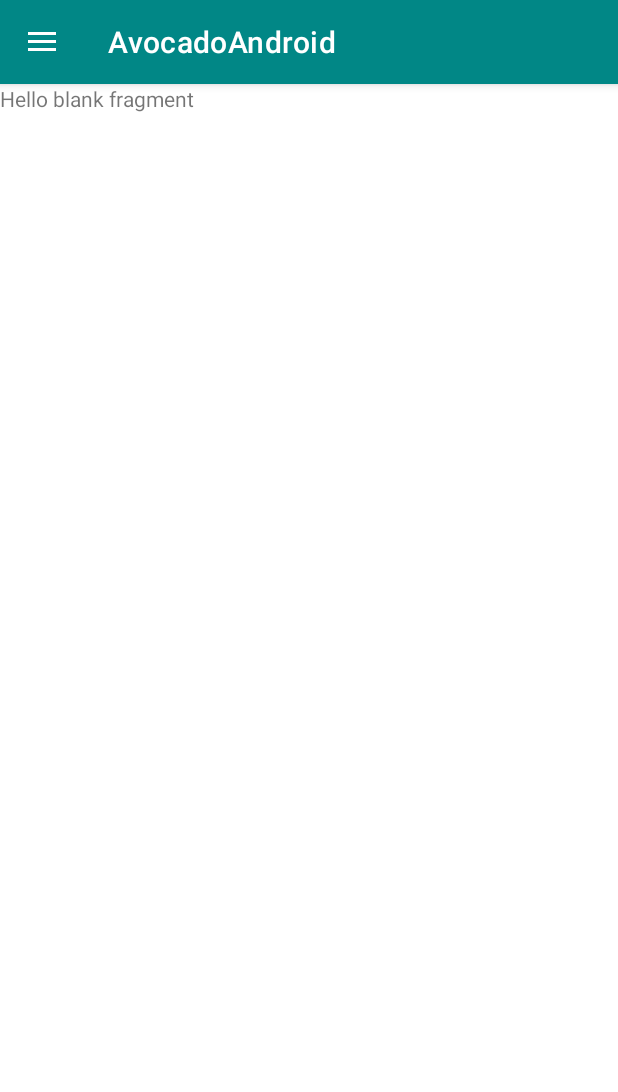
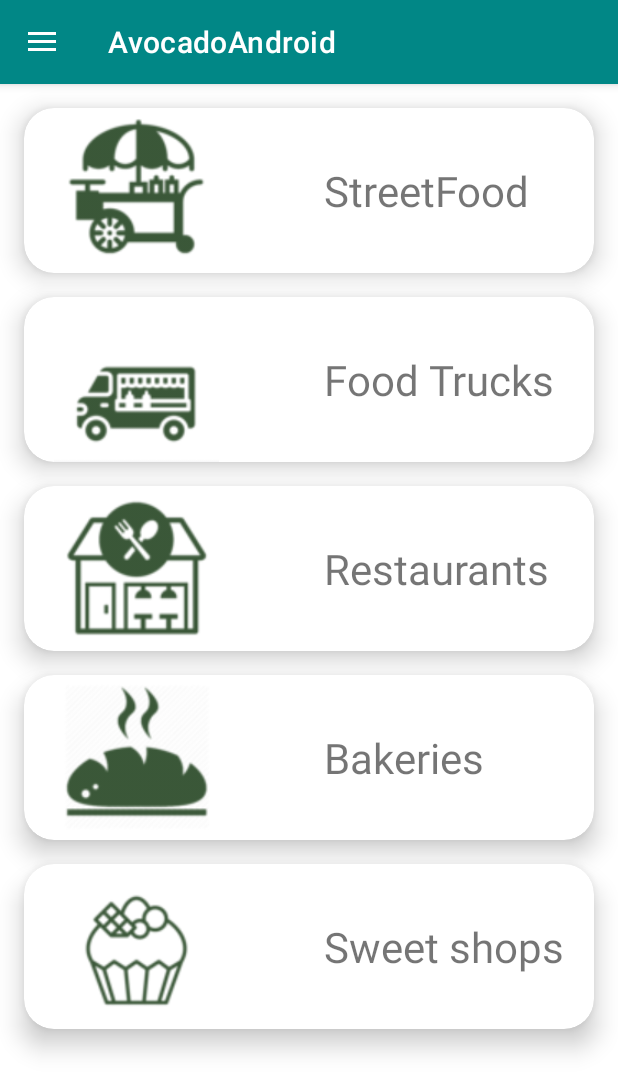
Before and after one commit to AbdelhameedHassouneh/Zaytoon, an Android app: the fragment LookFroCalorieAndNutFragment placed in its activity, on a phone screen of 412 x 824 dp. Shown: the top 1092 px of the screen. Run offline under Robolectric (Android 15) with nearby library versions, the phone set to English and light mode, and no system bars; our stand-ins replace RxJava, data binding.

Commit message:
finishing the list items

```diff
--- a/Android/app/build.gradle
+++ b/Android/app/build.gradle
@@ -69,4 +69,6 @@ dependencies {
     implementation "androidx.viewpager2:viewpager2:1.0.0"
     implementation 'me.relex:circleindicator:2.1.6'
 
+    implementation 'com.github.bumptech.glide:glide:4.12.0'
+
 }
--- a/Android/app/src/main/java/com/example/avocadoandroid/di/apis/UserApi.kt
+++ b/Android/app/src/main/java/com/example/avocadoandroid/di/apis/UserApi.kt
@@ -18,6 +18,6 @@ interface UserApi {
     @PUT("edit")
     fun editProfile(@Body user:User):Observable<User>
 
-    @HTTP(path = "caloric_needs", method = "GET", hasBody = true)
+    @POST("caloric_needs")
     fun calcualteCaloricNeeds(@Body caloriesDTO: CaloriesDTO):Observable<CaloricNeedsResponse>
 }
--- a/Android/app/src/main/java/com/example/avocadoandroid/entities/ClosableClass.kt
+++ /dev/null
@@ -1,3 +0,0 @@
-package com.example.avocadoandroid.entities
-
-class ClosableClass (val image:Int, val text:String)
--- /dev/null
+++ b/Android/app/src/main/java/com/example/avocadoandroid/entities/DataHolder.kt
@@ -0,0 +1,3 @@
+package com.example.avocadoandroid.entities
+
+class DataHolder (val image:Int, val text:String)
--- a/Android/app/src/main/java/com/example/avocadoandroid/fragments/LookFroCalorieAndNutFragment.kt
+++ b/Android/app/src/main/java/com/example/avocadoandroid/fragments/LookFroCalorieAndNutFragment.kt
@@ -10,6 +10,7 @@ import androidx.lifecycle.ViewModelProviders
 import com.example.avocadoandroid.R
 import com.example.avocadoandroid.databinding.FragmentEditBinding
 import com.example.avocadoandroid.databinding.FragmentLookFroCalorieAndNutBinding
+import com.example.avocadoandroid.entities.DataHolder
 import com.example.avocadoandroid.models.UserSharedViewModel
 
 
@@ -29,6 +30,27 @@ class LookFroCalorieAndNutFragment : Fragment(R.layout.fragment_look_fro_calorie
         savedInstanceState: Bundle?
     ): View? {
         binding = DataBindingUtil.inflate(inflater, R.layout.fragment_look_fro_calorie_and_nut, container, false)
+
+        binding.streetFoodLay.titleTextView.text= "StreetFood"
+        binding.streetFoodLay.catImageView.setImageResource(R.drawable.street_foods)
+
+        binding.foodTrucksLay.titleTextView.text = "Food Trucks"
+        binding.foodTrucksLay.catImageView.setImageResource(R.drawable.food_trucks)
+
+        binding.restaurantsLay.titleTextView.text = "Restaurants"
+        binding.restaurantsLay.catImageView.setImageResource(R.drawable.resturants)
+
+        binding.bakeriesLay.titleTextView.text = "Bakeries"
+        binding.bakeriesLay.catImageView.setImageResource(R.drawable.bakeries)
+
+
+        binding.sweetShopsLay.titleTextView.text = "Sweet shops"
+        binding.sweetShopsLay.catImageView.setImageResource(R.drawable.sweets)
+
         return binding.root
     }
+
+    override fun onViewCreated(view: View, savedInstanceState: Bundle?) {
+        super.onViewCreated(view, savedInstanceState)
+    }
 }
--- a/Android/app/src/main/java/com/example/avocadoandroid/models/UserSharedViewModel.kt
+++ b/Android/app/src/main/java/com/example/avocadoandroid/models/UserSharedViewModel.kt
@@ -4,6 +4,7 @@ import android.util.Log
 import androidx.lifecycle.LiveData
 import androidx.lifecycle.MutableLiveData
 import androidx.lifecycle.ViewModel
+import com.example.avocadoandroid.SingleLiveEvent
 import com.example.avocadoandroid.di.managers.UserManager
 import com.example.avocadoandroid.entities.CaloricNeedsResponse
 import com.example.avocadoandroid.entities.CaloriesDTO
@@ -24,6 +25,9 @@ class UserSharedViewModel : ViewModel() {
 
     private val _userToEditLiveData = MutableLiveData<User>()
     val userToEditLiveData: LiveData<User> get() = _userToEditLiveData
+
+    private val _caloricNeeds = SingleLiveEvent<Double>()
+    val caloricNeeds :LiveData<Double> get() = _caloricNeeds
 
     fun setUser(user: User) {
         _userLiveData.postValue(user)
@@ -73,6 +77,7 @@ class UserSharedViewModel : ViewModel() {
 
             override fun onNext(t: CaloricNeedsResponse) {
                 Log.d(TAG, "onNext in the sign up: $t")
+                _caloricNeeds.postValue(t.caloricNeeds)
             }
 
             override fun onError(e: Throwable) {
@@ -82,6 +87,6 @@ class UserSharedViewModel : ViewModel() {
             override fun onComplete() {
             }
         }
-
+        observable.subscribe(observer)
     }
 }
--- a/Android/app/src/main/res/layout/fragment_look_fro_calorie_and_nut.xml
+++ b/Android/app/src/main/res/layout/fragment_look_fro_calorie_and_nut.xml
@@ -6,16 +6,34 @@
 
     </data>
 
-    <FrameLayout
+
+    <LinearLayout
         android:layout_width="match_parent"
         android:layout_height="match_parent"
+        android:orientation="vertical"
         tools:context=".fragments.LookFroCalorieAndNutFragment">
 
-        <!-- TODO: Update blank fragment layout -->
-        <TextView
-            android:layout_width="match_parent"
-            android:layout_height="match_parent"
-            android:text="@string/hello_blank_fragment" />
+        <include
+            android:id="@+id/street_food_lay"
+            layout="@layout/zaytoon_item_layout"></include>
 
-    </FrameLayout>
+        <include
+            android:id="@+id/food_trucks_lay"
+            layout="@layout/zaytoon_item_layout"></include>
+
+        <include
+            android:id="@+id/restaurants_lay"
+            layout="@layout/zaytoon_item_layout"></include>
+
+        <include
+            android:id="@+id/bakeries_lay"
+            layout="@layout/zaytoon_item_layout"></include>
+
+        <include
+            android:id="@+id/sweet_shops_lay"
+            layout="@layout/zaytoon_item_layout"></include>
+
+
+    </LinearLayout>
+
 </layout>
--- a/Android/app/src/main/res/layout/zaytoon_item_layout.xml
+++ b/Android/app/src/main/res/layout/zaytoon_item_layout.xml
@@ -1,21 +1,41 @@
 <?xml version="1.0" encoding="utf-8"?>
-<LinearLayout xmlns:android="http://schemas.android.com/apk/res/android"
+<layout xmlns:android="http://schemas.android.com/apk/res/android"
+    xmlns:app="http://schemas.android.com/apk/res-auto"
+    xmlns:tools="http://schemas.android.com/tools">
+
+    <com.google.android.material.card.MaterialCardView
+        android:layout_marginLeft="16dp"
+        android:layout_marginRight="16dp"
+        android:layout_marginTop="16dp"
+        app:cardCornerRadius="20dp"
+        app:cardBackgroundColor="@color/white"
+        app:cardElevation="10dp"
+        app:cardMaxElevation="12dp"
+        app:cardPreventCornerOverlap="true"
         android:layout_width="match_parent"
-    android:orientation="horizontal"
+        android:layout_height="110dp">
+
+        <LinearLayout
+            android:layout_width="match_parent"
+            android:layout_height="match_parent"
             android:gravity="center_vertical"
-    android:layout_height="200dp">
+            android:orientation="horizontal">
 
             <ImageView
+                android:id="@+id/cat_image_view"
                 android:layout_width="150dp"
                 android:layout_height="match_parent"
-        ></ImageView>
+
+                tools:src="@drawable/bakeries"></ImageView>
 
 
             <TextView
+
+                android:id="@+id/title_text_view"
+                android:layout_width="wrap_content"
+                android:layout_height="wrap_content"
                 android:layout_marginLeft="50dp"
-        android:layout_width="wrap_content"
-        android:text="BlahBlah"
-        android:layout_height="wrap_content"
-        android:textSize="32sp">
-    </TextView>
+                android:textSize="28sp"></TextView>
         </LinearLayout>
+    </com.google.android.material.card.MaterialCardView>
+</layout>
```
Also changed, not shown: Android/app/src/main/java/com/example/avocadoandroid/DrawerActivity.kt (+26 -14 lines), Android/app/src/main/java/com/example/avocadoandroid/SingleLiveEvent.java (added, +60 -0 lines), Android/app/src/main/java/com/example/avocadoandroid/fragments/CalculateFragment.kt (+22 -2 lines), Android/app/src/main/java/com/example/avocadoandroid/fragments/ClosableFragment.kt (+3 -4 lines), Android/app/src/main/java/com/example/avocadoandroid/recyclers/ClosableItemAdapter.kt (+5 -5 lines), Android/app/src/main/java/com/example/avocadoandroid/recyclers/ClosableItemViewHolder.kt (+5 -5 lines), Android/app/src/main/res/drawable-v24/bakeries.png (added), Android/app/src/main/res/drawable-v24/food_trucks.png (added), Android/app/src/main/res/drawable-v24/resturants.png (added), Android/app/src/main/res/drawable-v24/street_foods.png (added), Android/app/src/main/res/drawable-v24/sweets.png (added). Lines whose indentation alone changed are shown as unchanged.
